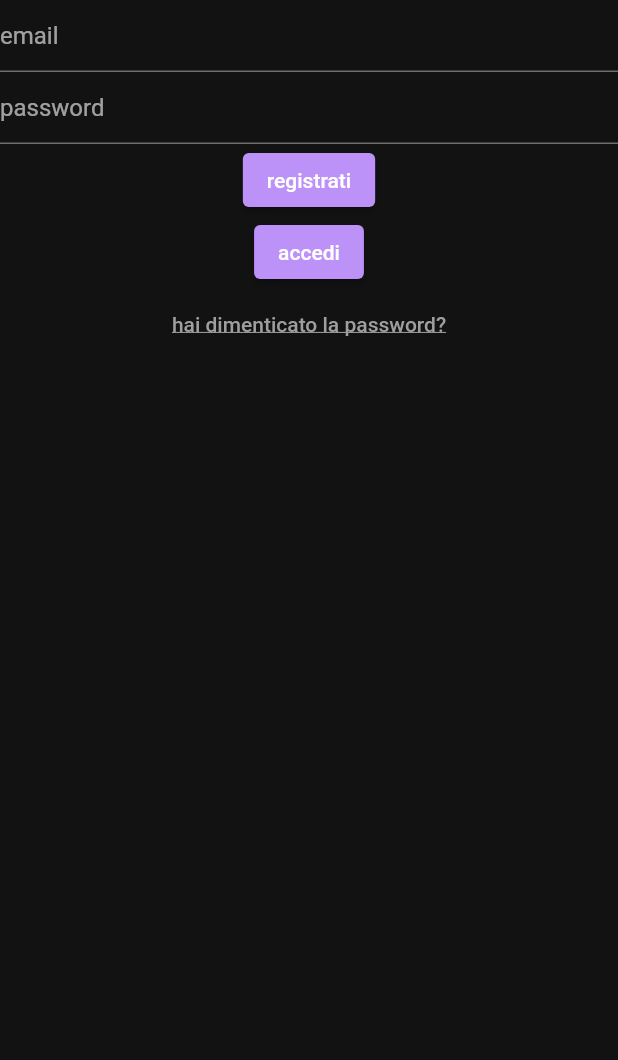
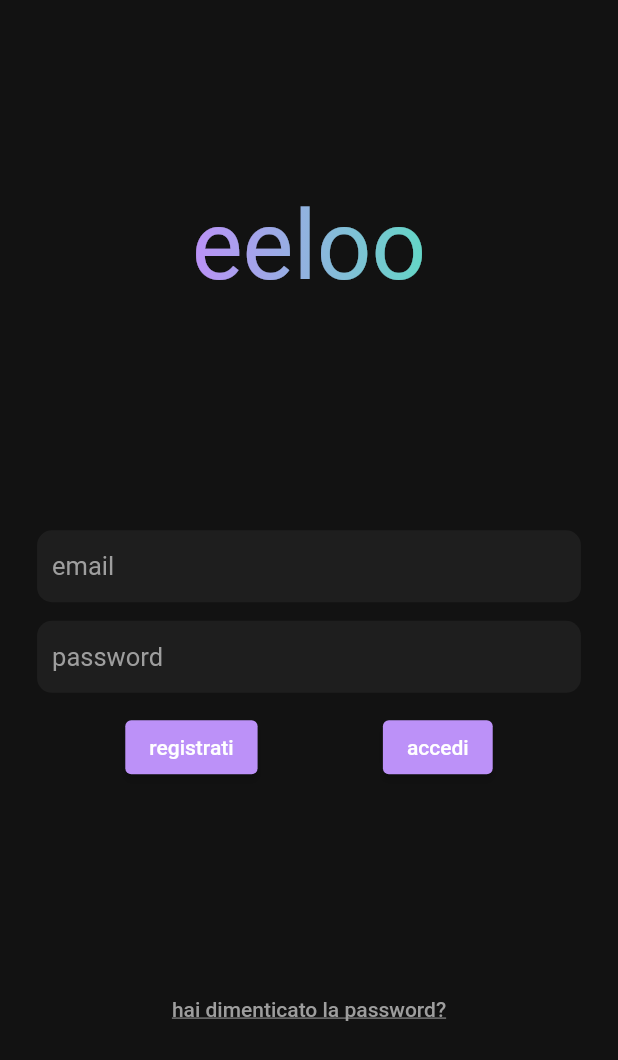
Before and after one commit to siliconvallii/eeloo, a Flutter app: the screen it shows after launch, on a phone screen of 412 x 824 dp. Shown: the top 1060 px of the screen. Run offline on Flutter 3.47's test engine with Material 2 defaults, Android fonts, the phone set to English and light mode, and no system bars; drawn by our look-alikes of simple_gradient_text; our stand-ins replace cached_network_image, cloud_firestore, cloud_functions, email_validator, firebase_auth, firebase_core and 9 more; missing offline and left inert: flutter_app_badger; accounts and stored records are empty; Roboto replaces fonts that are missing (Alata).

Commit message:
Style SignInScreen

```diff
--- a/lib/screens/sign_in_screen.dart
+++ b/lib/screens/sign_in_screen.dart
@@ -15,6 +15,7 @@ import 'package:google_fonts/google_fonts.dart';
 import 'package:eeloo/data/data.dart';
 import 'package:eeloo/screens/create_profile_screen.dart';
 import 'package:shared_preferences/shared_preferences.dart';
+import 'package:simple_gradient_text/simple_gradient_text.dart';
 
 class SignInScreen extends StatefulWidget {
   const SignInScreen({Key? key}) : super(key: key);
@@ -360,26 +361,140 @@ class _SignInScreenState extends State<SignInScreen> {
     return Scaffold(
       body: GestureDetector(
         child: SafeArea(
-          child: SingleChildScrollView(
           child: Column(
             children: [
+              // Spacer
+              const Spacer(),
+              // Title Text
+              GradientText(
+                'eeloo',
+                colors: const [
+                  Color(0xffBC91F8),
+                  Color(0xff63d7c6),
+                ],
+                style: GoogleFonts.alata(
+                  fontSize: 64,
+                ),
+              ),
+              // Spacer
+              const Spacer(),
               // Email TextField
-                TextField(
+              Container(
+                child: TextField(
+                  autocorrect: false,
                   controller: _emailController,
-                  decoration: const InputDecoration(
+                  cursorColor: const Color(0xffBC91F8),
+                  decoration: InputDecoration(
+                    // Make all borders transparent
+                    border: const UnderlineInputBorder(
+                      borderSide: BorderSide(
+                        color: Colors.transparent,
+                      ),
+                    ),
+                    enabledBorder: const UnderlineInputBorder(
+                      borderSide: BorderSide(color: Colors.transparent),
+                    ),
+                    focusedBorder: const UnderlineInputBorder(
+                      borderSide: BorderSide(color: Colors.transparent),
+                    ),
+                    errorBorder: const UnderlineInputBorder(
+                      borderSide: BorderSide(color: Colors.transparent),
+                    ),
+                    disabledBorder: const UnderlineInputBorder(
+                      borderSide: BorderSide(color: Colors.transparent),
+                    ),
+                    focusedErrorBorder: const UnderlineInputBorder(
+                      borderSide: BorderSide(color: Colors.transparent),
+                    ),
+                    contentPadding: EdgeInsets.zero,
+                    counterText: '',
                     hintText: 'email',
+                    hintStyle: GoogleFonts.alata(
+                      color: Colors.grey,
+                      fontSize: 17,
                     ),
+                  ),
+                  inputFormatters: [
+                    FilteringTextInputFormatter.deny(' '),
+                  ],
                   keyboardType: TextInputType.emailAddress,
+                  maxLength: 100,
+                  style: GoogleFonts.alata(
+                    color: Colors.white,
+                    fontSize: 17,
+                  ),
+                ),
+                decoration: const BoxDecoration(
+                  borderRadius: BorderRadius.all(Radius.circular(10)),
+                  color: Color(0xff1E1E1E),
+                ),
+                margin: EdgeInsets.only(
+                  top: _marginSize * 2,
+                  left: _marginSize * 2,
+                  right: _marginSize * 2,
+                ),
+                padding: const EdgeInsets.symmetric(horizontal: 10),
               ),
               // Password TextField
-                TextField(
+              Container(
+                child: TextField(
+                  autocorrect: false,
                   controller: _passwordController,
-                  decoration: const InputDecoration(
+                  cursorColor: const Color(0xffBC91F8),
+                  obscureText: true,
+                  decoration: InputDecoration(
+                    // Make all borders transparent
+                    border: const UnderlineInputBorder(
+                      borderSide: BorderSide(
+                        color: Colors.transparent,
+                      ),
+                    ),
+                    enabledBorder: const UnderlineInputBorder(
+                      borderSide: BorderSide(color: Colors.transparent),
+                    ),
+                    focusedBorder: const UnderlineInputBorder(
+                      borderSide: BorderSide(color: Colors.transparent),
+                    ),
+                    errorBorder: const UnderlineInputBorder(
+                      borderSide: BorderSide(color: Colors.transparent),
+                    ),
+                    disabledBorder: const UnderlineInputBorder(
+                      borderSide: BorderSide(color: Colors.transparent),
+                    ),
+                    focusedErrorBorder: const UnderlineInputBorder(
+                      borderSide: BorderSide(color: Colors.transparent),
+                    ),
+                    contentPadding: EdgeInsets.zero,
+                    counterText: '',
                     hintText: 'password',
+                    hintStyle: GoogleFonts.alata(
+                      color: Colors.grey,
+                      fontSize: 17,
+                    ),
                   ),
                   keyboardType: TextInputType.visiblePassword,
+                  maxLength: 100,
+                  style: GoogleFonts.alata(
+                    color: Colors.white,
+                    fontSize: 17,
+                  ),
+                ),
+                decoration: const BoxDecoration(
+                  borderRadius: BorderRadius.all(Radius.circular(10)),
+                  color: Color(0xff1E1E1E),
+                ),
+                margin: EdgeInsets.only(
+                  top: _marginSize,
+                  left: _marginSize * 2,
+                  right: _marginSize * 2,
+                  bottom: _marginSize,
+                ),
+                padding: const EdgeInsets.symmetric(horizontal: 10),
               ),
               // Sign-up ElevatedButton
+              Row(
+                mainAxisAlignment: MainAxisAlignment.spaceEvenly,
+                children: [
                   ElevatedButton(
                     child: const Text('registrati'),
                     onPressed: () {
@@ -403,6 +518,11 @@ class _SignInScreenState extends State<SignInScreen> {
                       );
                     },
                   ),
+                ],
+              ),
+              // Spacer
+              const Spacer(),
+              // PasswordReset TextButton
               TextButton(
                 child: Text(
                   'hai dimenticato la password?',
@@ -579,8 +699,9 @@ class _SignInScreenState extends State<SignInScreen> {
                       (states) => Colors.transparent),
                 ),
               ),
+              // Spacer
+              const Spacer(),
             ],
-            ),
           ),
         ),
         onTap: () {
```
Lines whose indentation alone changed are shown as unchanged.
